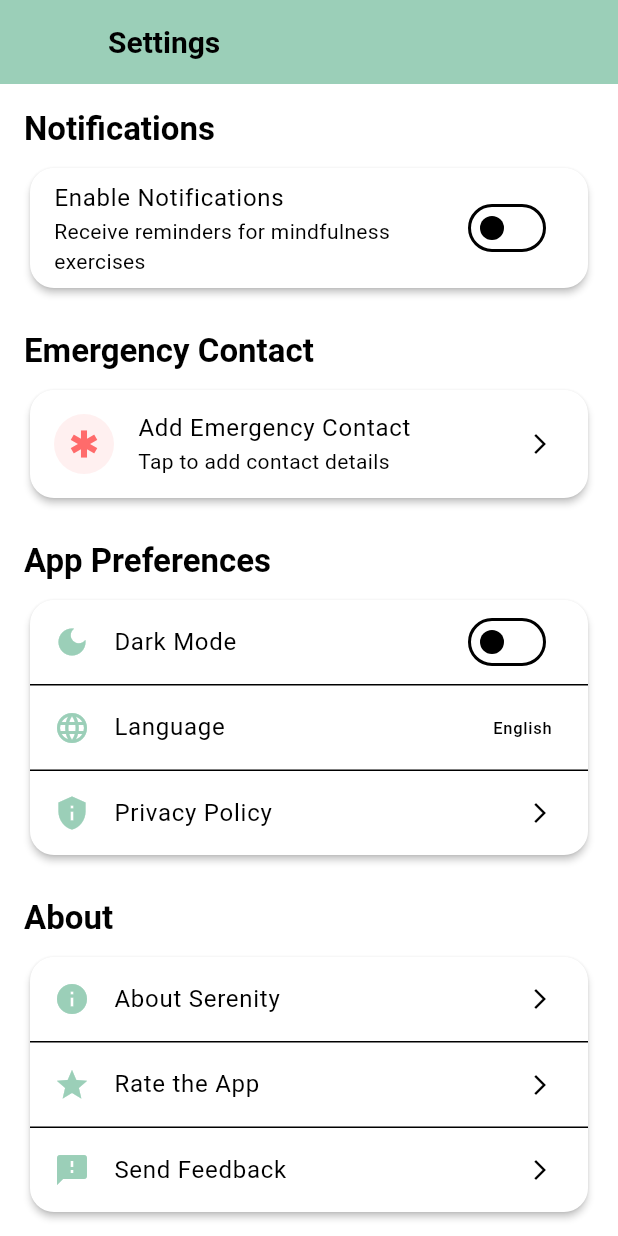
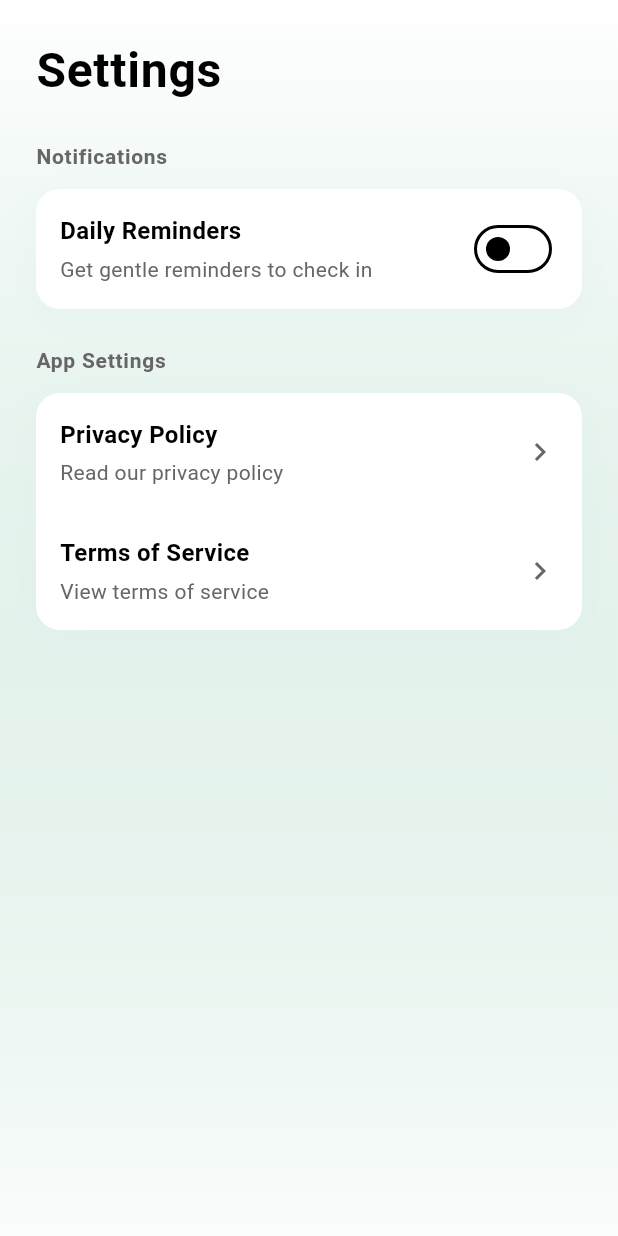
Before and after one commit to drLite35/serenity-app, a Flutter app: the SettingsScreen screen opened directly, on a phone screen of 412 x 824 dp. Run offline on Flutter 3.47's test engine with Material 3 defaults, Android fonts, the phone set to English and light mode, and no system bars; our stand-ins replace audioplayers, fl_chart, flutter_local_notifications, shared_preferences, timezone; accounts and stored records are empty.

Commit message:
feat: improve UI design and fix notification service integration

```diff
--- a/lib/screens/settings_screen.dart
+++ b/lib/screens/settings_screen.dart
@@ -1,24 +1,19 @@
 import 'package:flutter/material.dart';
-import 'package:shared_preferences/shared_preferences.dart';
 import '../utils/theme.dart';
 import '../services/notification_service.dart';
+import 'package:shared_preferences/shared_preferences.dart';
 
 class SettingsScreen extends StatefulWidget {
   const SettingsScreen({super.key});
 
   @override
-  _SettingsScreenState createState() => _SettingsScreenState();
+  State<SettingsScreen> createState() => _SettingsScreenState();
 }
 
 class _SettingsScreenState extends State<SettingsScreen> {
+  final NotificationService _notificationService = NotificationService();
   bool _notificationsEnabled = false;
-  TimeOfDay _morningTime = const TimeOfDay(hour: 8, minute: 0);
-  TimeOfDay _afternoonTime = const TimeOfDay(hour: 14, minute: 0);
-  TimeOfDay _eveningTime = const TimeOfDay(hour: 20, minute: 0);
-  String _emergencyName = '';
-  String _emergencyContact = '';
-  late SharedPreferences _prefs;
-  final NotificationService _notificationService = NotificationService();
+  TimeOfDay _selectedTime = const TimeOfDay(hour: 9, minute: 0);
 
   @override
   void initState() {
@@ -27,156 +22,174 @@ class _SettingsScreenState extends State<SettingsScreen> {
   }
 
   Future<void> _loadSettings() async {
-    _prefs = await SharedPreferences.getInstance();
+    final prefs = await SharedPreferences.getInstance();
     setState(() {
-      _notificationsEnabled = _prefs.getBool('notifications_enabled') ?? false;
-      _morningTime = _stringToTime(_prefs.getString('morning_time') ?? '08:00');
-      _afternoonTime = _stringToTime(_prefs.getString('afternoon_time') ?? '14:00');
-      _eveningTime = _stringToTime(_prefs.getString('evening_time') ?? '20:00');
-      _emergencyName = _prefs.getString('emergency_name') ?? '';
-      _emergencyContact = _prefs.getString('emergency_contact') ?? '';
+      _notificationsEnabled = prefs.getBool('notifications_enabled') ?? false;
+      final hour = prefs.getInt('notification_hour') ?? 9;
+      final minute = prefs.getInt('notification_minute') ?? 0;
+      _selectedTime = TimeOfDay(hour: hour, minute: minute);
     });
   }
 
   Future<void> _saveSettings() async {
-    await _prefs.setBool('notifications_enabled', _notificationsEnabled);
-    await _prefs.setString('morning_time', _timeToString(_morningTime));
-    await _prefs.setString('afternoon_time', _timeToString(_afternoonTime));
-    await _prefs.setString('evening_time', _timeToString(_eveningTime));
-    await _prefs.setString('emergency_name', _emergencyName);
-    await _prefs.setString('emergency_contact', _emergencyContact);
+    final prefs = await SharedPreferences.getInstance();
+    await prefs.setBool('notifications_enabled', _notificationsEnabled);
+    await prefs.setInt('notification_hour', _selectedTime.hour);
+    await prefs.setInt('notification_minute', _selectedTime.minute);
 
-    // Update notification scheduling
     if (_notificationsEnabled) {
-      await _notificationService.cancelAllNotifications();
       await _notificationService.scheduleDailyNotification(
-        _morningTime,
+        _selectedTime,
         1,
-        'Morning Mindfulness',
-      );
-      await _notificationService.scheduleDailyNotification(
-        _afternoonTime,
-        2,
-        'Afternoon Break',
-      );
-      await _notificationService.scheduleDailyNotification(
-        _eveningTime,
-        3,
-        'Evening Reflection',
+        'Daily Check-in',
       );
     } else {
       await _notificationService.cancelAllNotifications();
     }
   }
 
-  String _timeToString(TimeOfDay time) {
-    return '${time.hour.toString().padLeft(2, '0')}:${time.minute.toString().padLeft(2, '0')}';
-  }
-
-  TimeOfDay _stringToTime(String timeStr) {
-    final parts = timeStr.split(':');
-    return TimeOfDay(hour: int.parse(parts[0]), minute: int.parse(parts[1]));
-  }
-
-  Future<TimeOfDay?> _selectTime(BuildContext context, TimeOfDay initialTime) async {
-    return showTimePicker(
+  Future<void> _selectTime() async {
+    final TimeOfDay? picked = await showTimePicker(
       context: context,
-      initialTime: initialTime,
+      initialTime: _selectedTime,
       builder: (context, child) {
         return Theme(
           data: Theme.of(context).copyWith(
             timePickerTheme: TimePickerThemeData(
-              backgroundColor: Theme.of(context).colorScheme.surface,
-              hourMinuteTextColor: Theme.of(context).colorScheme.onSurface,
-              dayPeriodTextColor: Theme.of(context).colorScheme.onSurface,
-              dialHandColor: Theme.of(context).colorScheme.primary,
-              dialBackgroundColor: Theme.of(context).colorScheme.surfaceVariant,
+              backgroundColor: Colors.white,
+              hourMinuteShape: RoundedRectangleBorder(
+                borderRadius: BorderRadius.circular(8),
+              ),
+              dayPeriodShape: RoundedRectangleBorder(
+                borderRadius: BorderRadius.circular(8),
+              ),
+              dayPeriodColor: MaterialStateColor.resolveWith((states) =>
+                states.contains(MaterialState.selected)
+                    ? AppTheme.primaryMint.withOpacity(0.12)
+                    : Colors.transparent),
+              dayPeriodTextColor: MaterialStateColor.resolveWith((states) =>
+                states.contains(MaterialState.selected)
+                    ? AppTheme.primaryMint
+                    : AppTheme.textLight),
+              hourMinuteColor: MaterialStateColor.resolveWith((states) =>
+                states.contains(MaterialState.selected)
+                    ? AppTheme.primaryMint.withOpacity(0.12)
+                    : Colors.transparent),
+              hourMinuteTextColor: MaterialStateColor.resolveWith((states) =>
+                states.contains(MaterialState.selected)
+                    ? AppTheme.primaryMint
+                    : AppTheme.textLight),
+            ),
+            colorScheme: ColorScheme.light(
+              primary: AppTheme.primaryMint,
+              onPrimary: Colors.white,
+              surface: Colors.white,
+              onSurface: AppTheme.textDark,
             ),
           ),
           child: child!,
         );
       },
     );
+    if (picked != null) {
+      setState(() {
+        _selectedTime = picked;
+      });
+      await _saveSettings();
     }
-
-  Future<void> _showEmergencyContactDialog() async {
-    final nameController = TextEditingController(text: _emergencyName);
-    final contactController = TextEditingController(text: _emergencyContact);
-
-    return showDialog(
-      context: context,
-      builder: (context) => AlertDialog(
-        title: const Text('Emergency Contact'),
-        content: Column(
-          mainAxisSize: MainAxisSize.min,
-          children: [
-            TextField(
-              controller: nameController,
-              decoration: const InputDecoration(
-                labelText: 'Name',
-                hintText: 'Enter contact name',
-              ),
-            ),
-            const SizedBox(height: 16),
-            TextField(
-              controller: contactController,
-              decoration: const InputDecoration(
-                labelText: 'Phone Number',
-                hintText: 'Enter phone number',
-              ),
-              keyboardType: TextInputType.phone,
-            ),
-          ],
-        ),
-        actions: [
-          TextButton(
-            onPressed: () => Navigator.pop(context),
-            child: const Text('Cancel'),
-          ),
-          TextButton(
-            onPressed: () {
-              setState(() {
-                _emergencyName = nameController.text;
-                _emergencyContact = contactController.text;
-                _saveSettings();
-              });
-              Navigator.pop(context);
-            },
-            child: const Text('Save'),
-          ),
-        ],
-      ),
-    );
   }
 
   @override
   Widget build(BuildContext context) {
     return Scaffold(
-      appBar: AppBar(
-        title: const Text('Settings'),
-        backgroundColor: AppTheme.primaryMint,
+      body: Container(
+        decoration: BoxDecoration(
+          gradient: LinearGradient(
+            begin: Alignment.topCenter,
+            end: Alignment.bottomCenter,
+            colors: [
+              Colors.white,
+              AppTheme.primaryMint.withOpacity(0.05),
+            ],
           ),
-      body: SafeArea(
-        child: SingleChildScrollView(
-          padding: const EdgeInsets.all(16.0),
+        ),
+        child: SafeArea(
           child: Column(
             crossAxisAlignment: CrossAxisAlignment.start,
             children: [
-              _buildSectionTitle(context, 'Notifications'),
-              const SizedBox(height: 8),
-              _buildNotificationCard(context),
+              Padding(
+                padding: const EdgeInsets.all(24),
+                child: Text(
+                  'Settings',
+                  style: TextStyle(
+                    color: AppTheme.textDark,
+                    fontSize: 32,
+                    fontWeight: FontWeight.bold,
+                    letterSpacing: 0.5,
+                  ),
+                ),
+              ),
+              Expanded(
+                child: ListView(
+                  padding: const EdgeInsets.symmetric(horizontal: 24),
+                  children: [
+                    _buildSection(
+                      'Notifications',
+                      [
+                        _buildSettingTile(
+                          'Daily Reminders',
+                          'Get gentle reminders to check in',
+                          trailing: Switch(
+                            value: _notificationsEnabled,
+                            onChanged: (value) async {
+                              setState(() {
+                                _notificationsEnabled = value;
+                              });
+                              await _saveSettings();
+                            },
+                            activeColor: AppTheme.primaryMint,
+                            activeTrackColor: AppTheme.primaryMint.withOpacity(0.3),
+                          ),
+                        ),
+                        if (_notificationsEnabled)
+                          _buildSettingTile(
+                            'Reminder Time',
+                            'Set your preferred time',
+                            onTap: _selectTime,
+                            trailing: Text(
+                              _selectedTime.format(context),
+                              style: TextStyle(
+                                color: AppTheme.primaryMint,
+                                fontSize: 16,
+                                fontWeight: FontWeight.w600,
+                              ),
+                            ),
+                          ),
+                      ],
+                    ),
                     const SizedBox(height: 24),
-              _buildSectionTitle(context, 'Emergency Contact'),
-              const SizedBox(height: 8),
-              _buildEmergencyContactCard(context),
-              const SizedBox(height: 24),
-              _buildSectionTitle(context, 'App Preferences'),
-              const SizedBox(height: 8),
-              _buildPreferencesCard(context),
-              const SizedBox(height: 24),
-              _buildSectionTitle(context, 'About'),
-              const SizedBox(height: 8),
-              _buildAboutCard(context),
+                    _buildSection(
+                      'App Settings',
+                      [
+                        _buildSettingTile(
+                          'Privacy Policy',
+                          'Read our privacy policy',
+                          onTap: () {
+                            Navigator.pushNamed(context, '/data-privacy');
+                          },
+                        ),
+                        _buildSettingTile(
+                          'Terms of Service',
+                          'View terms of service',
+                          onTap: () {
+                            // Navigate to terms of service
+                          },
+                        ),
+                      ],
+                    ),
+                  ],
+                ),
+              ),
             ],
           ),
         ),
@@ -184,192 +197,87 @@ class _SettingsScreenState extends State<SettingsScreen> {
     );
   }
 
-  Widget _buildSectionTitle(BuildContext context, String title) {
-    return Text(
+  Widget _buildSection(String title, List<Widget> children) {
+    return Column(
+      crossAxisAlignment: CrossAxisAlignment.start,
+      children: [
+        Text(
           title,
-      style: Theme.of(context).textTheme.titleLarge?.copyWith(
-        color: AppTheme.textDark,
+          style: TextStyle(
+            color: AppTheme.textLight,
+            fontSize: 14,
             fontWeight: FontWeight.w600,
+            letterSpacing: 0.5,
           ),
+        ),
+        const SizedBox(height: 12),
+        Container(
+          decoration: BoxDecoration(
+            color: Colors.white,
+            borderRadius: BorderRadius.circular(16),
+            boxShadow: [
+              BoxShadow(
+                color: AppTheme.primaryMint.withOpacity(0.08),
+                blurRadius: 20,
+                offset: const Offset(0, 4),
+              ),
+            ],
+          ),
+          child: Column(
+            children: children,
+          ),
+        ),
+      ],
     );
   }
 
-  Widget _buildNotificationCard(BuildContext context) {
-    return Card(
-      elevation: 2,
-      shape: RoundedRectangleBorder(
+  Widget _buildSettingTile(
+    String title,
+    String subtitle, {
+    Widget? trailing,
+    VoidCallback? onTap,
+  }) {
+    return Material(
+      color: Colors.transparent,
+      child: InkWell(
+        onTap: onTap,
         borderRadius: BorderRadius.circular(16),
-      ),
+        child: Padding(
+          padding: const EdgeInsets.all(16),
+          child: Row(
+            children: [
+              Expanded(
                 child: Column(
+                  crossAxisAlignment: CrossAxisAlignment.start,
                   children: [
-          SwitchListTile(
-            title: const Text('Enable Notifications'),
-            subtitle: const Text('Receive reminders for mindfulness exercises'),
-            value: _notificationsEnabled,
-            activeColor: AppTheme.primaryMint,
-            onChanged: (bool value) {
-              setState(() {
-                _notificationsEnabled = value;
-                _saveSettings();
-              });
-            },
-          ),
-          if (_notificationsEnabled) ...[
-            const Divider(height: 1),
-            _buildNotificationTimePicker(
-              'Morning Reminder',
-              _morningTime,
-              (time) => _morningTime = time,
-              Icons.wb_sunny,
-            ),
-            const Divider(height: 1),
-            _buildNotificationTimePicker(
-              'Afternoon Reminder',
-              _afternoonTime,
-              (time) => _afternoonTime = time,
-              Icons.sunny,
-            ),
-            const Divider(height: 1),
-            _buildNotificationTimePicker(
-              'Evening Reminder',
-              _eveningTime,
-              (time) => _eveningTime = time,
-              Icons.nightlight_round,
-            ),
-          ],
-        ],
-      ),
-    );
-  }
-
-  Widget _buildNotificationTimePicker(
-    String label,
-    TimeOfDay time,
-    Function(TimeOfDay) onTimeChanged,
-    IconData icon,
-  ) {
-    return ListTile(
-      leading: Icon(icon, color: AppTheme.primaryMint),
-      title: Text(label),
-      subtitle: Text('${time.format(context)}'),
-      trailing: IconButton(
-        icon: const Icon(Icons.access_time),
-        onPressed: () async {
-          final TimeOfDay? newTime = await _selectTime(context, time);
-          if (newTime != null) {
-            setState(() {
-              onTimeChanged(newTime);
-              _saveSettings();
-            });
-          }
-        },
-      ),
-    );
-  }
-
-  Widget _buildEmergencyContactCard(BuildContext context) {
-    return Card(
-      elevation: 2,
-      shape: RoundedRectangleBorder(
-        borderRadius: BorderRadius.circular(16),
-      ),
-      child: ListTile(
-        leading: Container(
-          padding: const EdgeInsets.all(8),
-          decoration: BoxDecoration(
-            color: AppTheme.emergencyRed.withOpacity(0.1),
-            shape: BoxShape.circle,
-          ),
-          child: Icon(
-            Icons.emergency,
-            color: AppTheme.emergencyRed,
+                    Text(
+                      title,
+                      style: TextStyle(
+                        color: AppTheme.textDark,
+                        fontSize: 16,
+                        fontWeight: FontWeight.w600,
                       ),
                     ),
-        title: Text(_emergencyName.isEmpty ? 'Add Emergency Contact' : _emergencyName),
-        subtitle: Text(_emergencyContact.isEmpty ? 'Tap to add contact details' : _emergencyContact),
-        trailing: const Icon(Icons.arrow_forward_ios, size: 16),
-        onTap: _showEmergencyContactDialog,
+                    const SizedBox(height: 4),
+                    Text(
+                      subtitle,
+                      style: TextStyle(
+                        color: AppTheme.textLight,
+                        fontSize: 14,
                       ),
-    );
-  }
-
-  Widget _buildPreferencesCard(BuildContext context) {
-    return Card(
-      elevation: 2,
-      shape: RoundedRectangleBorder(
-        borderRadius: BorderRadius.circular(16),
-      ),
-      child: Column(
-        children: [
-          ListTile(
-            leading: Icon(Icons.dark_mode, color: AppTheme.primaryMint),
-            title: const Text('Dark Mode'),
-            trailing: Switch(
-              value: false,
-              activeColor: AppTheme.primaryMint,
-              onChanged: (value) {
-                // TODO: Implement dark mode
-              },
-            ),
-          ),
-          const Divider(height: 1),
-          ListTile(
-            leading: Icon(Icons.language, color: AppTheme.primaryMint),
-            title: const Text('Language'),
-            trailing: const Text('English'),
-            onTap: () {
-              // TODO: Implement language selection
-            },
-          ),
-          const Divider(height: 1),
-          ListTile(
-            leading: Icon(Icons.privacy_tip, color: AppTheme.primaryMint),
-            title: const Text('Privacy Policy'),
-            trailing: const Icon(Icons.arrow_forward_ios, size: 16),
-            onTap: () {
-              Navigator.pushNamed(context, '/data-privacy');
-            },
                     ),
                   ],
                 ),
-    );
-  }
-
-  Widget _buildAboutCard(BuildContext context) {
-    return Card(
-      elevation: 2,
-      shape: RoundedRectangleBorder(
-        borderRadius: BorderRadius.circular(16),
               ),
-      child: Column(
-        children: [
-          ListTile(
-            leading: Icon(Icons.info, color: AppTheme.primaryMint),
-            title: const Text('About Serenity'),
-            trailing: const Icon(Icons.arrow_forward_ios, size: 16),
-            onTap: () {
-              // TODO: Show about dialog
-            },
-          ),
-          const Divider(height: 1),
-          ListTile(
-            leading: Icon(Icons.star, color: AppTheme.primaryMint),
-            title: const Text('Rate the App'),
-            trailing: const Icon(Icons.arrow_forward_ios, size: 16),
-            onTap: () {
-              // TODO: Open app store rating
-            },
-          ),
-          const Divider(height: 1),
-          ListTile(
-            leading: Icon(Icons.feedback, color: AppTheme.primaryMint),
-            title: const Text('Send Feedback'),
-            trailing: const Icon(Icons.arrow_forward_ios, size: 16),
-            onTap: () {
-              // TODO: Open feedback form
-            },
+              if (trailing != null) trailing,
+              if (onTap != null && trailing == null)
+                Icon(
+                  Icons.chevron_right,
+                  color: AppTheme.textLight,
                 ),
             ],
+          ),
+        ),
       ),
     );
   }
```
Also changed, not shown: lib/main.dart (+6 -2 lines), lib/screens/pss_results_screen.dart (+8 -8 lines). Lines whose indentation alone changed are shown as unchanged.
